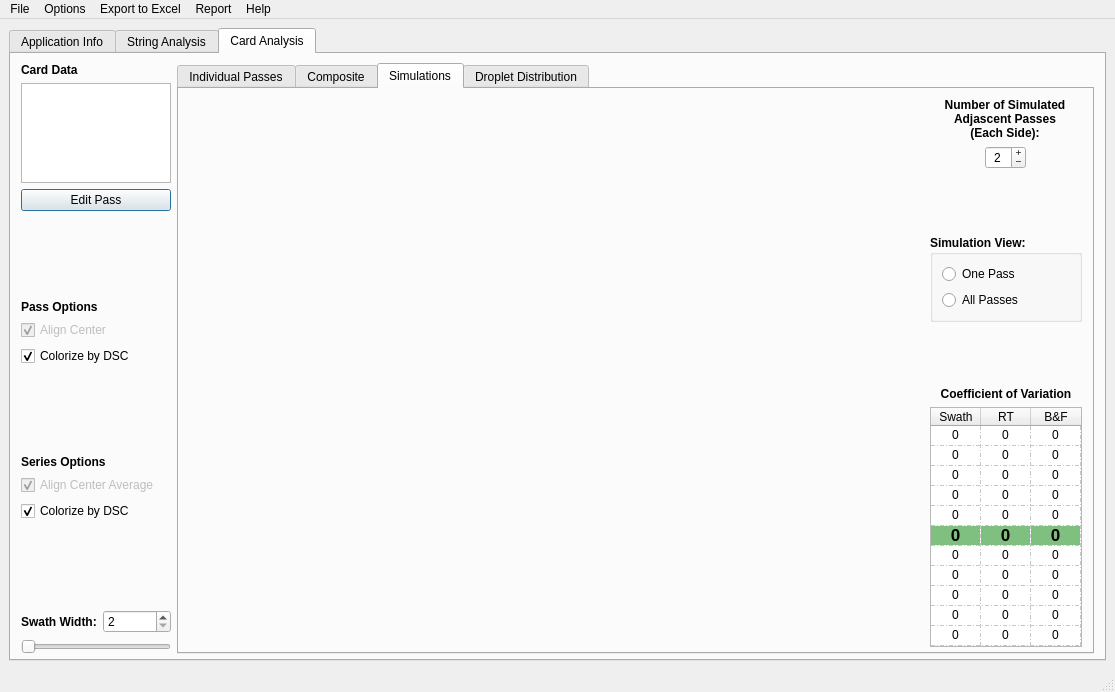
Old version of the form resources/mainWindow.ui in the repository gill14/AccuPatt.
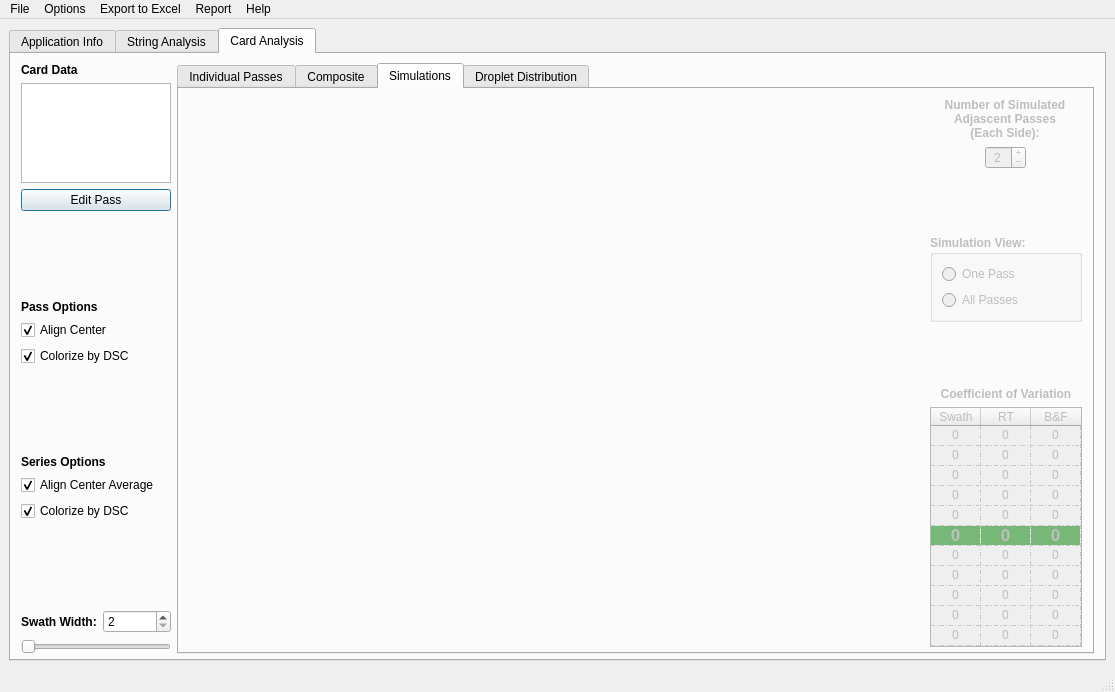
New version of the form. The open tabs and pages were chosen to show the change. Custom widgets are drawn as their Qt base class.

```diff
--- a/resources/mainWindow.ui
+++ b/resources/mainWindow.ui
@@ -1244,7 +1244,7 @@
           <item>
            <widget class="QCheckBox" name="checkBoxCardPassCenter">
             <property name="enabled">
-             <bool>false</bool>
+             <bool>true</bool>
             </property>
             <property name="sizePolicy">
              <sizepolicy hsizetype="Fixed" vsizetype="Fixed">
@@ -1311,7 +1311,7 @@
           <item>
            <widget class="QCheckBox" name="checkBoxCardSeriesCenter">
             <property name="enabled">
-             <bool>false</bool>
+             <bool>true</bool>
             </property>
             <property name="text">
              <string>Align Center Average</string>
@@ -1418,6 +1418,9 @@
         </item>
         <item>
          <widget class="QTabWidget" name="tabWidget_3">
+          <property name="enabled">
+           <bool>true</bool>
+          </property>
           <property name="currentIndex">
            <number>0</number>
           </property>
@@ -1517,6 +1520,9 @@
            </layout>
           </widget>
           <widget class="QWidget" name="tab_7">
+           <property name="enabled">
+            <bool>false</bool>
+           </property>
            <attribute name="title">
             <string>Simulations</string>
            </attribute>
```
Left out of the diff: 8 changed lines with no effect on the pictures.
